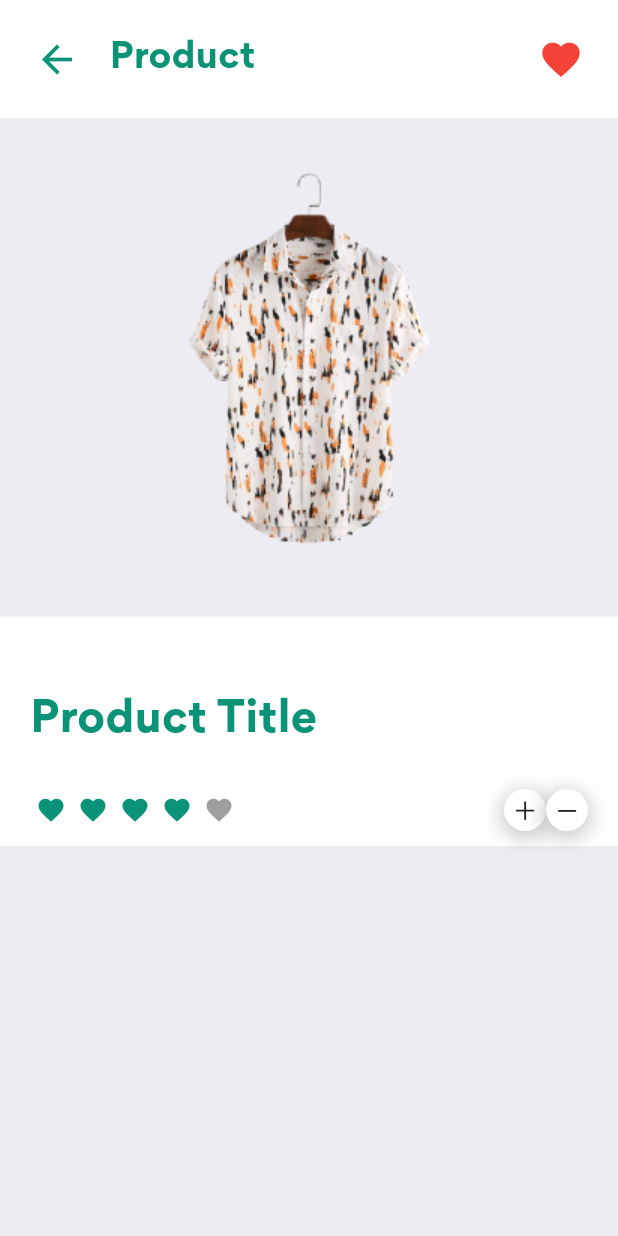
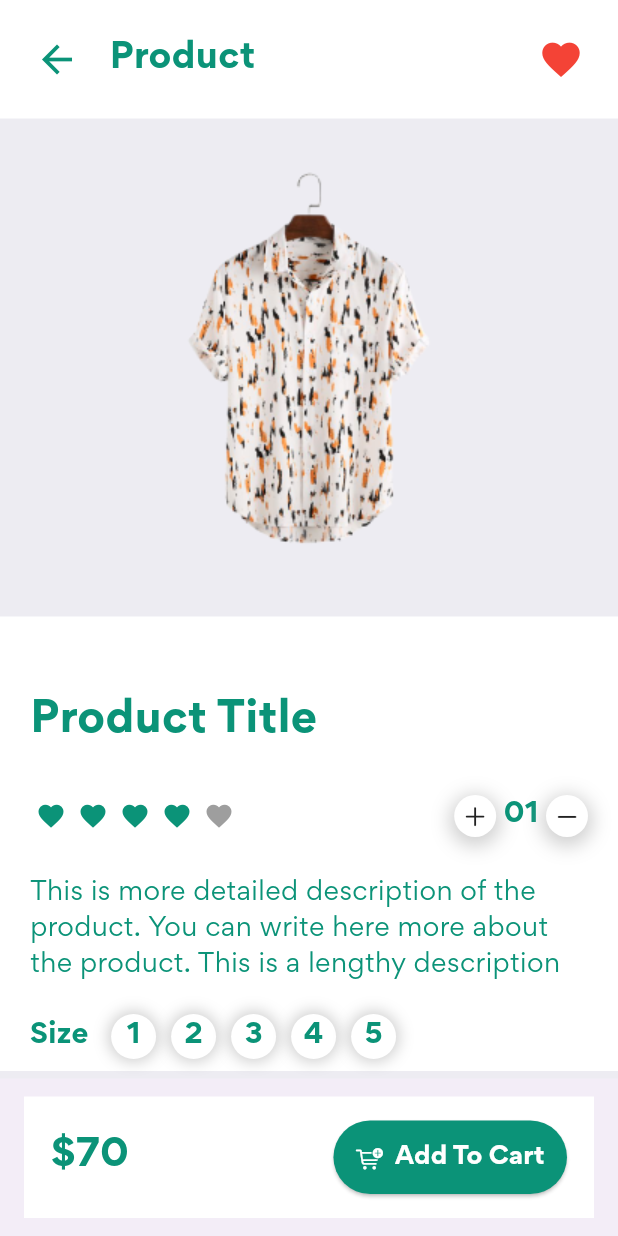
Before and after one commit to gideonadjei94/E-commerce-screen, a Flutter app: the ItemPage screen opened directly, on a phone screen of 412 x 824 dp. Run offline on Flutter 3.47's test engine with Material 3 defaults, Android fonts, the phone set to English and light mode, and no system bars; drawn by our look-alikes of flutter_rating_bar; missing offline and left inert: clippy_flutter.

Commit message:
made updates and some screens

```diff
--- a/lib/CartItems.dart
+++ b/lib/CartItems.dart
@@ -73,7 +73,7 @@ class CartItems extends StatelessWidget {
                         Row(
                           children: [
                             Container(
-                              padding: EdgeInsets.all(4),
+                              padding: EdgeInsets.all(2),
                               decoration: BoxDecoration(
                                 color: Colors.white,
                                 borderRadius: BorderRadius.circular(20),
--- a/lib/CartPage.dart
+++ b/lib/CartPage.dart
@@ -10,7 +10,7 @@ class CartPage extends StatelessWidget {
   @override
   Widget build(BuildContext context) {
     return Scaffold(
-      // resizeToAvoidBottomInset: false,
+
       body: ListView(
         children: [
           CartAppBar(),
@@ -31,9 +31,9 @@ class CartPage extends StatelessWidget {
                 CartItems(),
 
                 Container(
-                  // decoration: BoxDecoration(
-                  //   borderRadius: BorderRadius.circular(10),
-                  // ),
+                  decoration: BoxDecoration(
+                    borderRadius: BorderRadius.circular(10),
+                  ),
                   margin: EdgeInsetsDirectional.symmetric(vertical: 20 , horizontal: 15),
                   padding: EdgeInsets.all(10),
                   child: Row(
--- /dev/null
+++ b/lib/ItemBottomNavBar.dart
@@ -0,0 +1,59 @@
+import 'package:flutter/cupertino.dart';
+import 'package:flutter/material.dart';
+
+class ItemBottomNavBar extends StatelessWidget {
+  const ItemBottomNavBar({super.key});
+
+  @override
+  Widget build(BuildContext context) {
+    return BottomAppBar(
+      height: 105,
+      child: Container(
+
+        padding: EdgeInsets.symmetric(horizontal: 18),
+        decoration: BoxDecoration(
+
+          color: Colors.white ,
+
+        ),
+        child: Row(
+          mainAxisAlignment: MainAxisAlignment.spaceBetween,
+          children: [
+            Text(
+              "\$70",
+              style: TextStyle(
+                fontSize: 25 ,
+                fontWeight: FontWeight.bold ,
+                color: Color.fromARGB(255, 11, 147, 120),
+              ),
+            ),
+
+            ElevatedButton.icon(
+              onPressed: (){},
+              icon: Icon(CupertinoIcons.cart_badge_plus , color: Colors.white,),
+            label: Text(
+              "Add To Cart",
+              style: TextStyle(
+                fontSize: 16 ,
+                fontWeight: FontWeight.bold ,
+                color: Colors.white
+              ),
+            ),
+            style: ButtonStyle(
+              backgroundColor: MaterialStateProperty.all(Color.fromARGB(255, 11, 147, 120)),
+              padding: MaterialStateProperty.all(
+                EdgeInsets.symmetric(vertical: 13 , horizontal: 15)
+              ),
+              shape: MaterialStateProperty.all<RoundedRectangleBorder>(
+                RoundedRectangleBorder(
+                  borderRadius: BorderRadius.circular(30)
+                )
+              )
+            ),
+            )
+          ],
+        ),
+      ),
+    );
+  }
+}
--- a/lib/ItemPage.dart
+++ b/lib/ItemPage.dart
@@ -3,6 +3,7 @@ import 'package:flutter/cupertino.dart';
 import 'package:flutter/material.dart';
 import 'package:flutter_rating_bar/flutter_rating_bar.dart';
 import 'ItemAppBar.dart';
+import 'ItemBottomNavBar.dart';
 
 class ItemPage extends StatelessWidget {
   const ItemPage({super.key});
@@ -87,6 +88,18 @@ class ItemPage extends StatelessWidget {
                                       size: 18,
                                     ),
                                   ),
+
+                                  Container(
+                                    padding: EdgeInsets.all(5),
+                                    child: Text(
+                                      "01",
+                                      style: TextStyle(
+                                        fontSize: 18,
+                                        fontWeight: FontWeight.bold,
+                                        color:Color.fromARGB(255, 11, 147, 120),
+                                      ),
+                                    ),
+                                  ),
                                   Container(
                                     padding: EdgeInsets.all(5),
                                     decoration: BoxDecoration(
@@ -110,6 +123,63 @@ class ItemPage extends StatelessWidget {
                               )
                           ],
                         ),
+                      ),
+
+                      Padding(
+                        padding: EdgeInsets.symmetric(vertical: 12),
+                        child: Text(
+                          "This is more detailed description of the product. You can write here more about the product. This is a lengthy description",
+                          style: TextStyle(
+                            fontSize: 17 ,
+                            color: Color.fromARGB(255, 11, 147, 120),
+                          ),
+                        ),
+                      ),
+                      Padding(
+                        padding:EdgeInsets.symmetric(vertical: 8),
+                        child: Row(
+                          children: [
+                            Text(
+                              "Size",
+                              style: TextStyle(
+                                fontSize: 18 ,
+                                fontWeight: FontWeight.bold,
+                                color:Color.fromARGB(255, 11, 147, 120),
+                              ),
+                            ),
+                            SizedBox(width: 10),
+                            Row(
+                              children: [
+                                for(int i = 1 ; i <= 5 ; i++)
+                                Container(
+                                  height: 30,
+                                  width: 30,
+                                  alignment: Alignment.center,
+                                  margin: EdgeInsets.symmetric(horizontal: 5),
+                                  decoration: BoxDecoration(
+                                    color:Colors.white,
+                                    borderRadius: BorderRadius.circular(30),
+                                    boxShadow: [
+                                      BoxShadow(
+                                        color: Colors.grey.withOpacity(0.5),
+                                        spreadRadius: 2,
+                                        blurRadius: 8,
+                                      )
+                                    ]
+                                  ),
+                                  child: Text(
+                                    "$i" ,
+                                    style: TextStyle(
+                                      fontSize: 18 ,
+                                      fontWeight: FontWeight.bold,
+                                      color:Color.fromARGB(255, 11, 147, 120),
+                                    ),
+                                  ),
+                                )
+                              ],
+                            ),
+                          ],
+                        ),
                       )
                     ],
                   ),
@@ -119,6 +189,8 @@ class ItemPage extends StatelessWidget {
 
         ],
       ),
+
+      bottomNavigationBar: ItemBottomNavBar(),
     );
   }
 }
```
